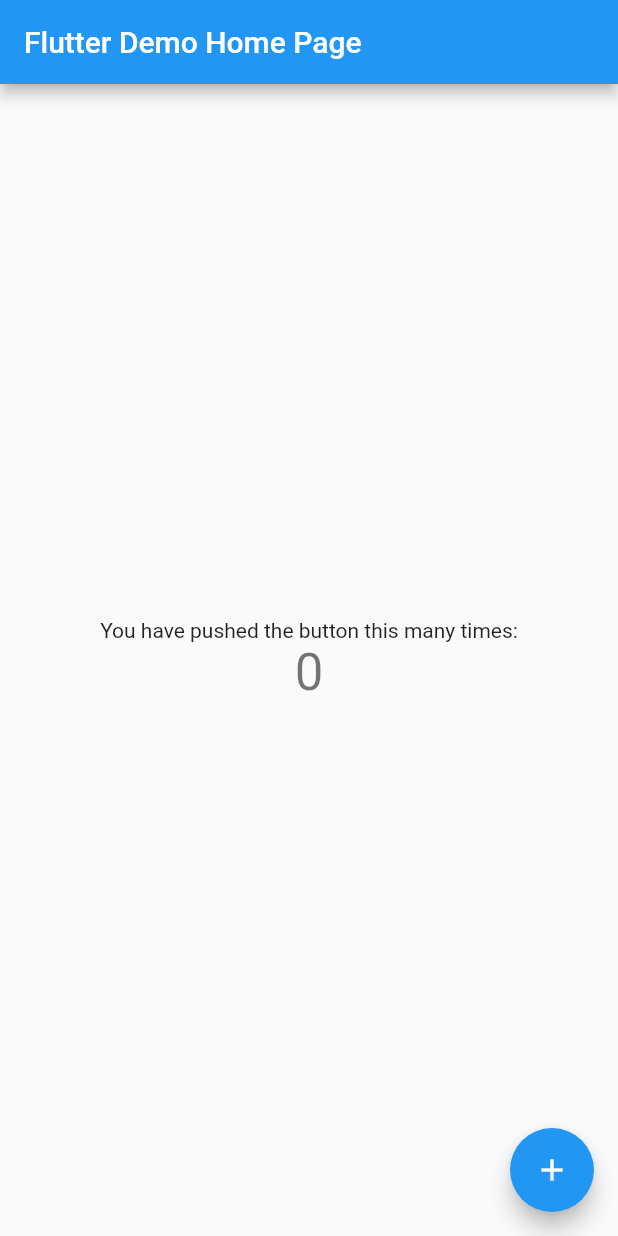
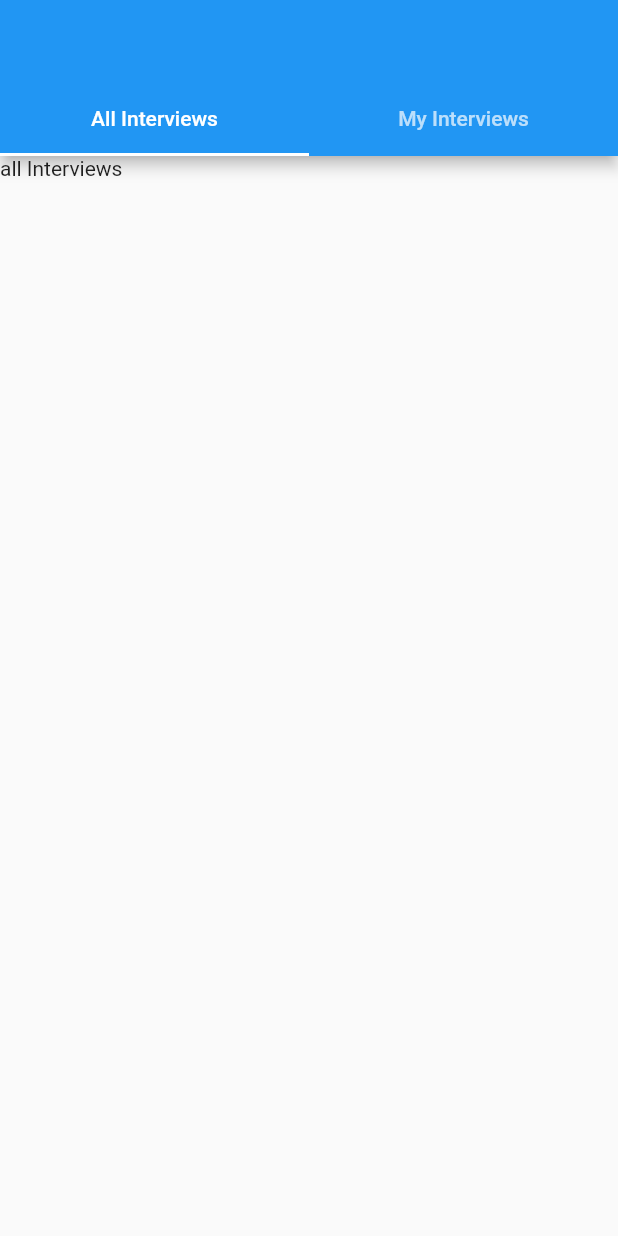
Before and after one commit to dineshba/flutterRecruitX, a Flutter app: the screen it shows after launch, on a phone screen of 412 x 824 dp. Run offline on Flutter 3.47's test engine with Material 2 defaults, Android fonts, the phone set to English and light mode, and no system bars.

Commit message:
Added tab bar with two tabs

```diff
--- a/lib/main.dart
+++ b/lib/main.dart
@@ -7,7 +7,7 @@ class MyApp extends StatelessWidget {
   @override
   Widget build(BuildContext context) {
     return new MaterialApp(
-      title: 'Flutter Demo',
+      title: 'RecruitX',
       theme: new ThemeData(
         // This is the theme of your application.
         //
@@ -19,91 +19,49 @@ class MyApp extends StatelessWidget {
         // counter didn't reset back to zero; the application is not restarted.
         primarySwatch: Colors.blue,
       ),
-      home: new MyHomePage(title: 'Flutter Demo Home Page'),
+      home: new DefaultTabController(
+        length: 2,
+        child: new Scaffold(
+          appBar: new AppBar(
+            bottom: new TabBar(tabs: [
+              new Tab(
+                text: "All Interviews",
+              ),
+              new Tab(
+                text: "My Interviews",
+              )
+            ]),
+          ),
+          body: new TabBarView(children: [
+            new InterviewsTab(isMyInterview: false),
+            new InterviewsTab(
+              isMyInterview: true,
+            )
+          ]),
+        ),
+      ),
     );
   }
 }
 
-class MyHomePage extends StatefulWidget {
-  MyHomePage({Key key, this.title}) : super(key: key);
-
-  // This widget is the home page of your application. It is stateful, meaning
-  // that it has a State object (defined below) that contains fields that affect
-  // how it looks.
-
-  // This class is the configuration for the state. It holds the values (in this
-  // case the title) provided by the parent (in this case the App widget) and
-  // used by the build method of the State. Fields in a Widget subclass are
-  // always marked "final".
-
-  final String title;
+class InterviewsTab extends StatefulWidget {
+  InterviewsTab({Key key, this.isMyInterview}) : super(key: key);
 
   @override
-  _MyHomePageState createState() => new _MyHomePageState();
+  State<StatefulWidget> createState() {
+    return new _InterviewTab(isMyInterview);
+  }
+
+  final bool isMyInterview;
 }
 
-class _MyHomePageState extends State<MyHomePage> {
-  int _counter = 0;
+class _InterviewTab extends State<InterviewsTab> {
+  final bool isMyInterview;
 
-  void _incrementCounter() {
-    setState(() {
-      // This call to setState tells the Flutter framework that something has
-      // changed in this State, which causes it to rerun the build method below
-      // so that the display can reflect the updated values. If we changed
-      // _counter without calling setState(), then the build method would not be
-      // called again, and so nothing would appear to happen.
-      _counter++;
-    });
-  }
+  _InterviewTab(this.isMyInterview);
 
   @override
   Widget build(BuildContext context) {
-    // This method is rerun every time setState is called, for instance as done
-    // by the _incrementCounter method above.
-    //
-    // The Flutter framework has been optimized to make rerunning build methods
-    // fast, so that you can just rebuild anything that needs updating rather
-    // than having to individually change instances of widgets.
-    return new Scaffold(
-      appBar: new AppBar(
-        // Here we take the value from the MyHomePage object that was created by
-        // the App.build method, and use it to set our appbar title.
-        title: new Text(widget.title),
-      ),
-      body: new Center(
-        // Center is a layout widget. It takes a single child and positions it
-        // in the middle of the parent.
-        child: new Column(
-          // Column is also layout widget. It takes a list of children and
-          // arranges them vertically. By default, it sizes itself to fit its
-          // children horizontally, and tries to be as tall as its parent.
-          //
-          // Invoke "debug paint" (press "p" in the console where you ran
-          // "flutter run", or select "Toggle Debug Paint" from the Flutter tool
-          // window in IntelliJ) to see the wireframe for each widget.
-          //
-          // Column has various properties to control how it sizes itself and
-          // how it positions its children. Here we use mainAxisAlignment to
-          // center the children vertically; the main axis here is the vertical
-          // axis because Columns are vertical (the cross axis would be
-          // horizontal).
-          mainAxisAlignment: MainAxisAlignment.center,
-          children: <Widget>[
-            new Text(
-              'You have pushed the button this many times:',
-            ),
-            new Text(
-              '$_counter',
-              style: Theme.of(context).textTheme.display1,
-            ),
-          ],
-        ),
-      ),
-      floatingActionButton: new FloatingActionButton(
-        onPressed: _incrementCounter,
-        tooltip: 'Increment',
-        child: new Icon(Icons.add),
-      ), // This trailing comma makes auto-formatting nicer for build methods.
-    );
+    return isMyInterview ? new Text("My Interviews"): new Text("all Interviews");
   }
 }
```
